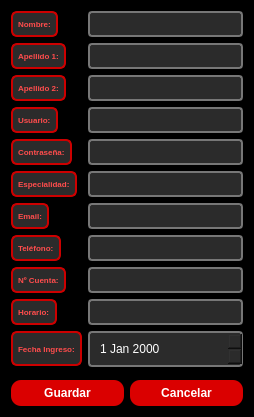
Old version of the form src/vista/ui/ModificarMonitor.ui in the repository OscaarMG/campasgym.
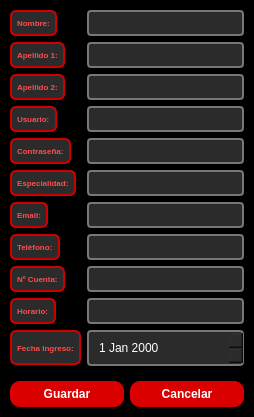
New version of the form.

Diff of the .ui file:
```diff
--- a/src/vista/ui/ModificarMonitor.ui
+++ b/src/vista/ui/ModificarMonitor.ui
@@ -13,8 +13,31 @@
   <property name="windowTitle">
    <string>Modificar / Registrar Monitor</string>
   </property>
+  <layout class="QVBoxLayout" name="mainLayout">
+   <property name="leftMargin">
+    <number>0</number>
+   </property>
+   <property name="topMargin">
+    <number>0</number>
+   </property>
+   <property name="rightMargin">
+    <number>0</number>
+   </property>
+   <property name="bottomMargin">
+    <number>0</number>
+   </property>
+   <item>
+    <widget class="QFrame" name="backgroundFrame">
   <property name="styleSheet">
-   <string notr="true">background-color:#000000</string>
+      <string notr="true">QFrame#backgroundFrame {
+	background-color:#000000
+}</string>
+     </property>
+     <property name="frameShape">
+      <enum>QFrame::StyledPanel</enum>
+     </property>
+     <property name="frameShadow">
+      <enum>QFrame::Raised</enum>
   </property>
   <layout class="QVBoxLayout" name="verticalLayout">
    <item>
@@ -452,6 +475,9 @@
       </widget>
      </item>
     </layout>
+      </item>
+     </layout>
+    </widget>
    </item>
   </layout>
  </widget>
```
Left out of the diff: 88 changed lines with no effect on the pictures. Lines whose indentation alone changed are shown as unchanged.
